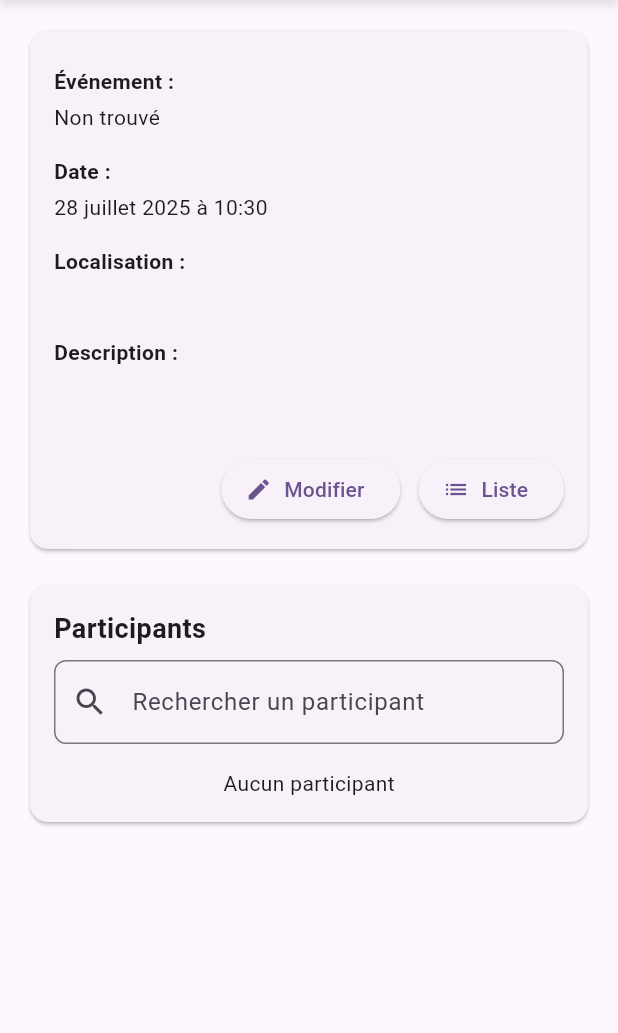
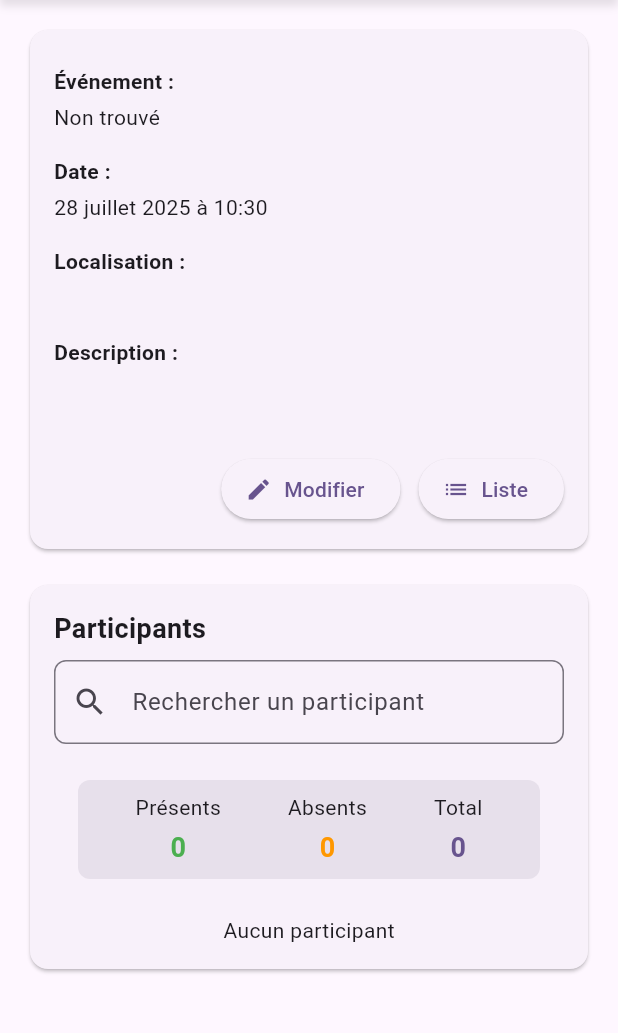
Before and after one commit to init-daemon/attendance-manager, a Flutter app: the EventOrganizationViewScreen widget shown alone on an empty page, opened directly with empty values, on a phone screen of 412 x 824 dp, the part 84-1117 px from its top. Run offline on Flutter 3.47's test engine with Material 3 defaults, Android fonts, the phone set to English and light mode, and no system bars; our stand-ins replace faker, file_picker, google_sign_in, permission_handler, sqflite, sqflite_common_ffi; missing offline and left inert: excel, googleapis; accounts and stored records are empty.

Commit message:
feat(event-organization): add statistics for present, absent, and total participants

```diff
--- a/lib/features/event_organization/screens/event_organization_view_screen.dart
+++ b/lib/features/event_organization/screens/event_organization_view_screen.dart
@@ -24,6 +24,62 @@ class EventOrganizationViewScreen extends StatefulWidget {
 class _EventOrganizationViewScreenState
     extends State<EventOrganizationViewScreen> {
   String _searchQuery = '';
+
+  Future<Map<String, int>> _getAttendanceStats(
+    List<EventParticipant> participants,
+  ) async {
+    final presentCount = participants.where((p) => p.isPresent).length;
+    final absentCount = participants.length - presentCount;
+
+    return {
+      'present': presentCount,
+      'absent': absentCount,
+      'total': participants.length,
+    };
+  }
+
+  Widget _buildAttendanceStatsBar(int present, int absent, int total) {
+    return Container(
+      padding: const EdgeInsets.symmetric(vertical: 8, horizontal: 16),
+      decoration: BoxDecoration(
+        color: Theme.of(context).colorScheme.surfaceVariant,
+        borderRadius: BorderRadius.circular(8),
+      ),
+      margin: const EdgeInsets.symmetric(horizontal: 16, vertical: 8),
+      child: Row(
+        mainAxisAlignment: MainAxisAlignment.spaceAround,
+        children: [
+          _buildStatItem('Présents', present, Colors.green),
+          _buildStatItem('Absents', absent, Colors.orange),
+          _buildStatItem('Total', total, Theme.of(context).primaryColor),
+        ],
+      ),
+    );
+  }
+
+  Widget _buildStatItem(String label, int count, Color color) {
+    return Column(
+      mainAxisSize: MainAxisSize.min,
+      children: [
+        Text(
+          label,
+          style: TextStyle(
+            fontSize: 14,
+            color: Theme.of(context).textTheme.bodySmall?.color,
+          ),
+        ),
+        const SizedBox(height: 4),
+        Text(
+          count.toString(),
+          style: TextStyle(
+            fontSize: 18,
+            fontWeight: FontWeight.bold,
+            color: color,
+          ),
+        ),
+      ],
+    );
+  }
 
   @override
   Widget build(BuildContext context) {
@@ -139,6 +195,50 @@ class _EventOrganizationViewScreenState
                         },
                       ),
                       const SizedBox(height: 16),
+
+                      FutureBuilder<List<EventParticipant>?>(
+                        future:
+                            EventParticipantTableService.getByEventOrganizationId(
+                              widget.eventOrganization.id,
+                              includeHidden: true,
+                            ),
+                        builder: (context, snapshot) {
+                          if (snapshot.connectionState ==
+                              ConnectionState.waiting) {
+                            return const Center(
+                              child: CircularProgressIndicator(),
+                            );
+                          }
+                          if (snapshot.hasError || !snapshot.hasData) {
+                            return const SizedBox();
+                          }
+
+                          return FutureBuilder<Map<String, int>>(
+                            future: _getAttendanceStats(snapshot.data!),
+                            builder: (context, statsSnapshot) {
+                              if (statsSnapshot.connectionState ==
+                                  ConnectionState.waiting) {
+                                return const Center(
+                                  child: CircularProgressIndicator(),
+                                );
+                              }
+                              if (statsSnapshot.hasError ||
+                                  !statsSnapshot.hasData) {
+                                return const SizedBox();
+                              }
+
+                              return _buildAttendanceStatsBar(
+                                statsSnapshot.data!['present'] ?? 0,
+                                statsSnapshot.data!['absent'] ?? 0,
+                                statsSnapshot.data!['total'] ?? 0,
+                              );
+                            },
+                          );
+                        },
+                      ),
+
+                      const SizedBox(height: 16),
+
                       FutureBuilder<List<EventParticipant>?>(
                         future:
                             EventParticipantTableService.getByEventOrganizationId(
```
